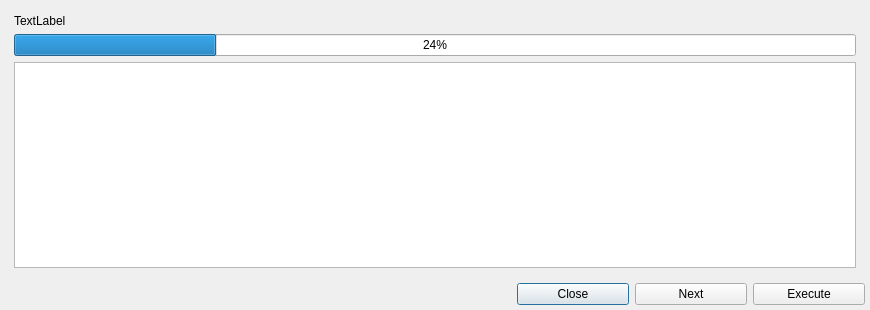
This is ui/src/importdatadialog.ui in karlmoad/TroopTreasurer as Qt 5 draws it before an edit. The edited form follows.
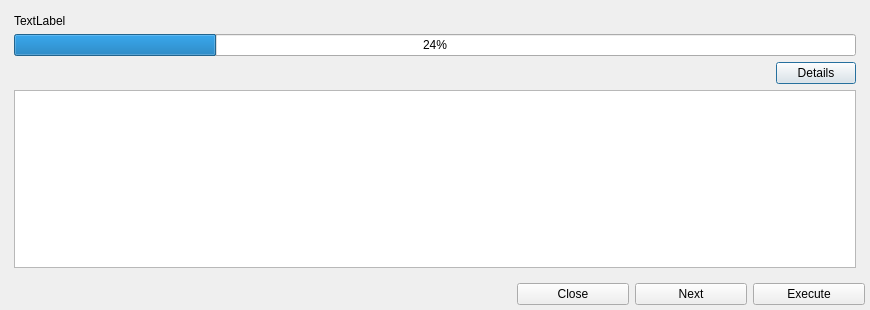
This is the edited form. The open tabs and pages were chosen to show the change.

What changed in the file:
```diff
--- a/ui/src/importdatadialog.ui
+++ b/ui/src/importdatadialog.ui
@@ -112,7 +112,38 @@
         </widget>
        </item>
        <item>
-        <widget class="QListWidget" name="listReport"/>
+        <layout class="QHBoxLayout" name="horizontalLayout_2">
+         <item>
+          <spacer name="horizontalSpacer_2">
+           <property name="orientation">
+            <enum>Qt::Horizontal</enum>
+           </property>
+           <property name="sizeHint" stdset="0">
+            <size>
+             <width>40</width>
+             <height>20</height>
+            </size>
+           </property>
+          </spacer>
+         </item>
+         <item>
+          <widget class="QPushButton" name="btnDetails">
+           <property name="text">
+            <string>Details</string>
+           </property>
+          </widget>
+         </item>
+        </layout>
+       </item>
+       <item>
+        <widget class="QListWidget" name="listReport">
+         <property name="editTriggers">
+          <set>QAbstractItemView::NoEditTriggers</set>
+         </property>
+         <property name="showDropIndicator" stdset="0">
+          <bool>false</bool>
+         </property>
+        </widget>
        </item>
       </layout>
      </widget>
```
Left out of the diff: 2 changed lines with no effect on the pictures.
